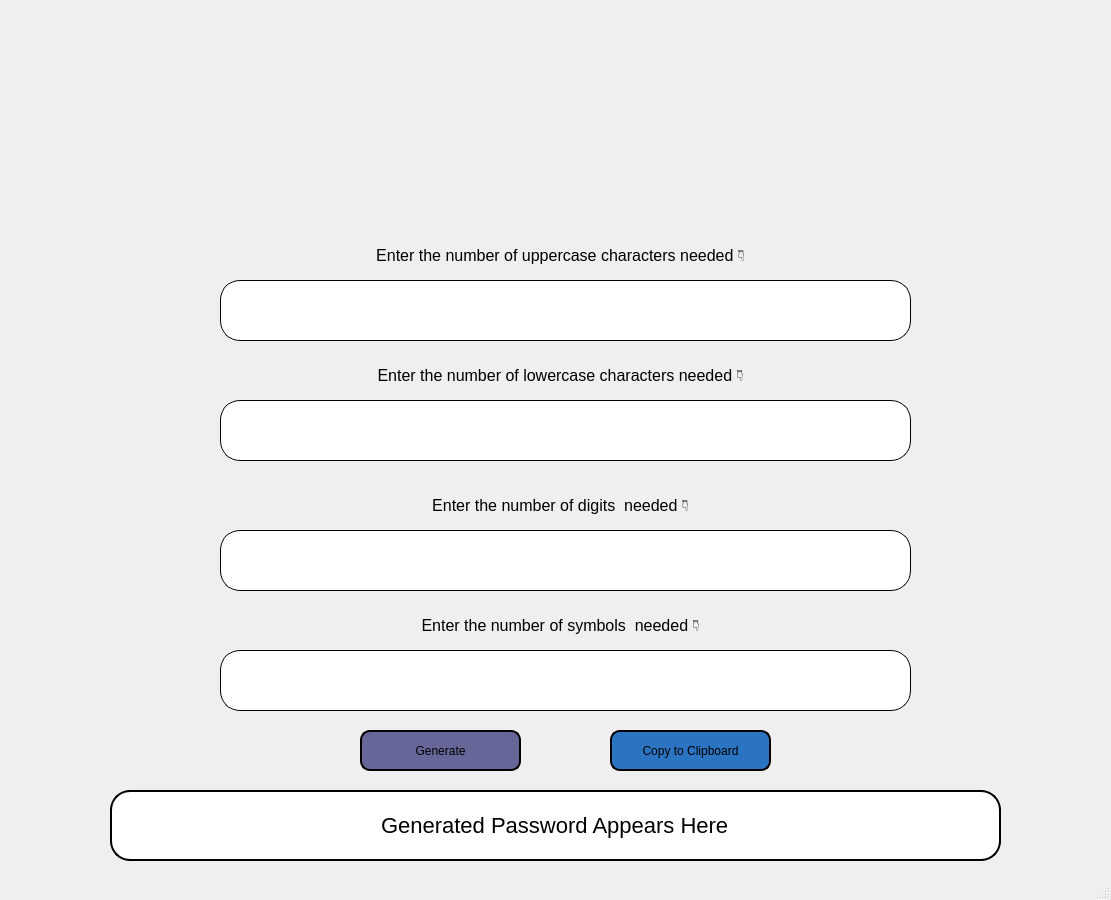
Above: uic/sc1.ui from RorYin/PasswordGeneratorGUI before the change. Below: the same form after it.
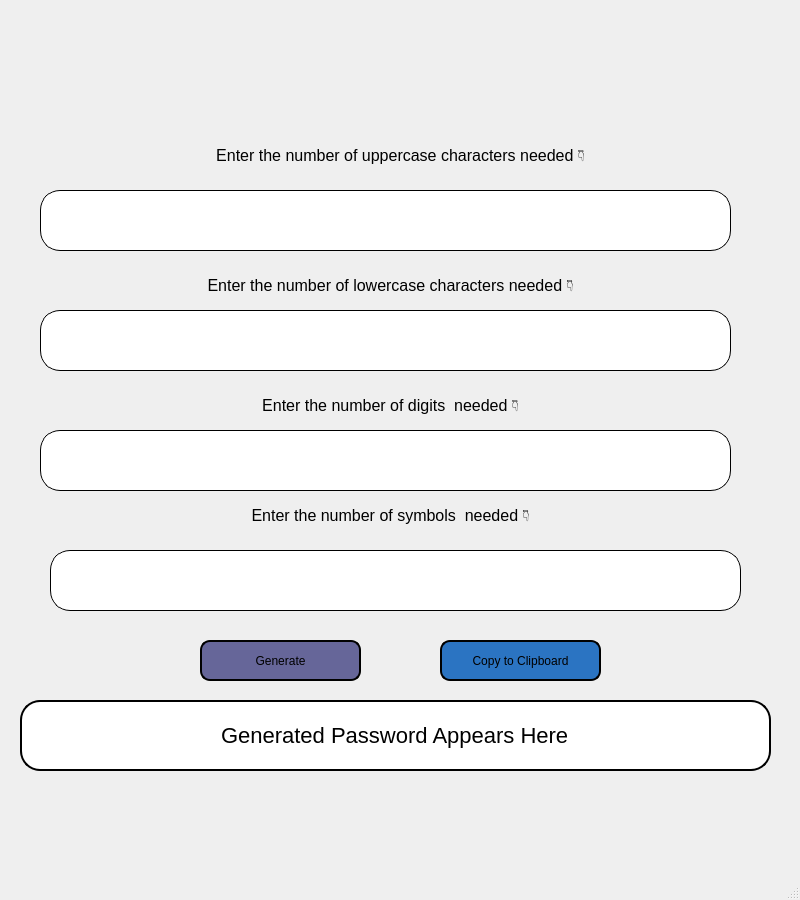
That is the form after the change. Icons and pictures are not drawn.

Patch:
```diff
--- a/uic/sc1.ui
+++ b/uic/sc1.ui
@@ -6,19 +6,19 @@
    <rect>
     <x>0</x>
     <y>0</y>
-    <width>1111</width>
+    <width>800</width>
     <height>900</height>
    </rect>
   </property>
   <property name="minimumSize">
    <size>
-    <width>1111</width>
+    <width>800</width>
     <height>900</height>
    </size>
   </property>
   <property name="maximumSize">
    <size>
-    <width>1111</width>
+    <width>800</width>
     <height>900</height>
    </size>
   </property>
@@ -34,12 +34,18 @@
    <widget class="QLabel" name="label">
     <property name="geometry">
      <rect>
-      <x>0</x>
-      <y>0</y>
-      <width>1111</width>
-      <height>181</height>
+      <x>10</x>
+      <y>10</y>
+      <width>771</width>
+      <height>131</height>
      </rect>
     </property>
+    <property name="minimumSize">
+     <size>
+      <width>90</width>
+      <height>25</height>
+     </size>
+    </property>
     <property name="text">
      <string/>
     </property>
@@ -53,8 +59,8 @@
    <widget class="QLineEdit" name="upper">
     <property name="geometry">
      <rect>
-      <x>220</x>
-      <y>280</y>
+      <x>40</x>
+      <y>190</y>
       <width>691</width>
       <height>61</height>
      </rect>
@@ -73,8 +79,8 @@
    <widget class="QLabel" name="label_2">
     <property name="geometry">
      <rect>
-      <x>270</x>
-      <y>240</y>
+      <x>110</x>
+      <y>140</y>
       <width>581</width>
       <height>31</height>
      </rect>
@@ -98,8 +104,8 @@
    <widget class="QLabel" name="label_3">
     <property name="geometry">
      <rect>
-      <x>270</x>
-      <y>360</y>
+      <x>100</x>
+      <y>270</y>
       <width>581</width>
       <height>31</height>
      </rect>
@@ -123,8 +129,8 @@
    <widget class="QLineEdit" name="lower">
     <property name="geometry">
      <rect>
-      <x>220</x>
-      <y>400</y>
+      <x>40</x>
+      <y>310</y>
       <width>691</width>
       <height>61</height>
      </rect>
@@ -143,8 +149,8 @@
    <widget class="QLineEdit" name="symbols">
     <property name="geometry">
      <rect>
-      <x>220</x>
-      <y>650</y>
+      <x>50</x>
+      <y>550</y>
       <width>691</width>
       <height>61</height>
      </rect>
@@ -163,8 +169,8 @@
    <widget class="QLabel" name="label_4">
     <property name="geometry">
      <rect>
-      <x>270</x>
-      <y>610</y>
+      <x>100</x>
+      <y>500</y>
       <width>581</width>
       <height>31</height>
      </rect>
@@ -188,8 +194,8 @@
    <widget class="QLabel" name="label_5">
     <property name="geometry">
      <rect>
-      <x>270</x>
-      <y>490</y>
+      <x>100</x>
+      <y>390</y>
       <width>581</width>
       <height>31</height>
      </rect>
@@ -213,8 +219,8 @@
    <widget class="QLineEdit" name="digits">
     <property name="geometry">
      <rect>
-      <x>220</x>
-      <y>530</y>
+      <x>40</x>
+      <y>430</y>
       <width>691</width>
       <height>61</height>
      </rect>
@@ -233,8 +239,8 @@
    <widget class="QPushButton" name="generate">
     <property name="geometry">
      <rect>
-      <x>360</x>
-      <y>730</y>
+      <x>200</x>
+      <y>640</y>
       <width>161</width>
       <height>41</height>
      </rect>
@@ -263,9 +269,9 @@
    <widget class="QLineEdit" name="result">
     <property name="geometry">
      <rect>
-      <x>110</x>
-      <y>790</y>
-      <width>891</width>
+      <x>20</x>
+      <y>700</y>
+      <width>751</width>
       <height>71</height>
      </rect>
     </property>
@@ -288,8 +294,8 @@
    <widget class="QPushButton" name="copytoclip">
     <property name="geometry">
      <rect>
-      <x>610</x>
-      <y>730</y>
+      <x>440</x>
+      <y>640</y>
       <width>161</width>
       <height>41</height>
      </rect>
```
